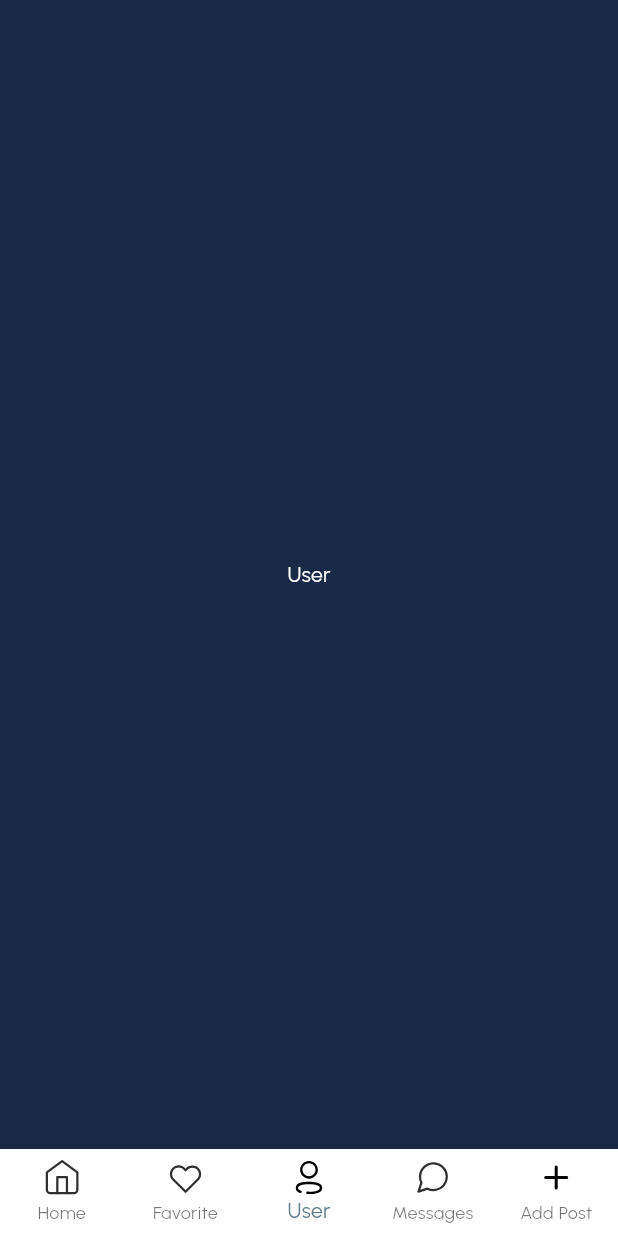
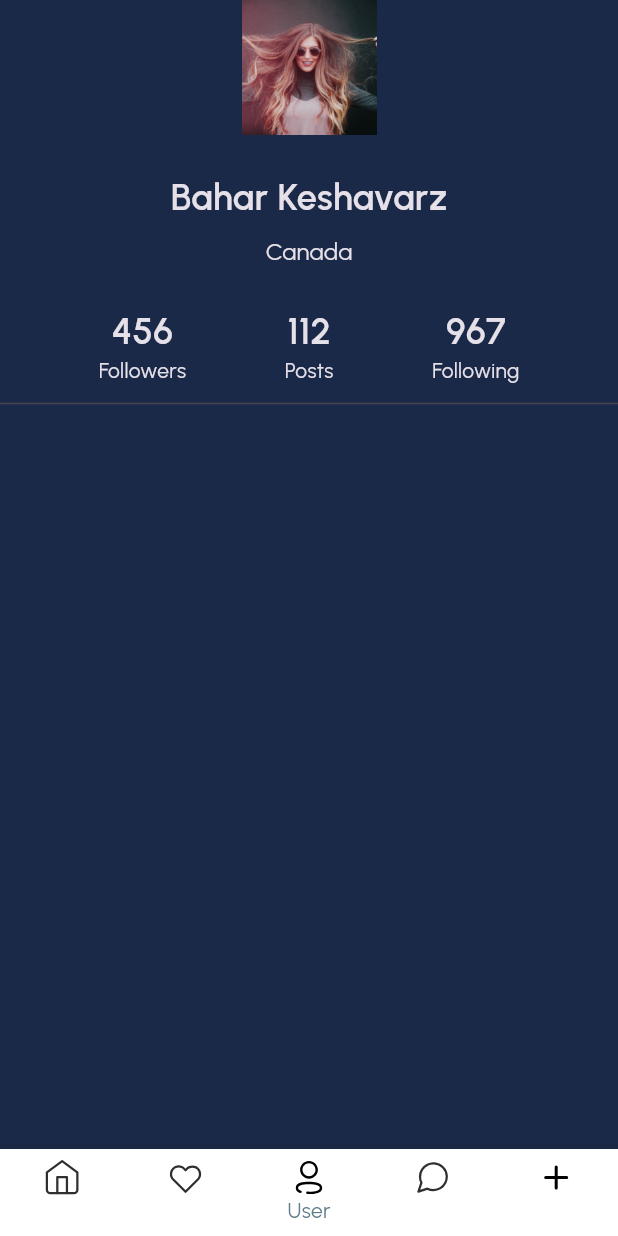
Before and after one commit to baharkeshavarz/flutter_first_app, a Flutter app: the screen it shows after launch, item 3 of the bottom bar chosen, on a phone screen of 412 x 824 dp. Run offline on Flutter 3.47's test engine with Material 3 defaults, Android fonts, the phone set to English and light mode, and no system bars; our stand-ins replace flutter_svg.

Commit message:
add profile page

```diff
--- a/lib/main.dart
+++ b/lib/main.dart
@@ -19,12 +19,13 @@ class MyApp extends StatelessWidget {
       theme: ThemeData(
                         fontFamily: 'Urbanist',
                         scaffoldBackgroundColor: AppColors.background,
+                        brightness: Brightness.dark,
                       ),
       // home: const LoginPage(),
       initialRoute: "/",
       routes: {
         "/": (context) => const MainPage(),
-        "/home": (context) => const HomePage(),
+        "/home": (context) => HomePage(),
         "/main": (context) => const MainPage(),
         "/test": (context) => const TestPage(),
       },
--- a/lib/pages/main_page.dart
+++ b/lib/pages/main_page.dart
@@ -1,5 +1,6 @@
 import 'package:flutter/material.dart';
 import 'package:flutter_first_app/pages/home_page.dart';
+import 'package:flutter_first_app/pages/profile_page.dart';
 import 'package:flutter_svg/svg.dart';
 
 class MainPage extends StatefulWidget {
@@ -12,13 +13,11 @@ class MainPageState extends State<MainPage> {
   int _selectedIndex = 0;
 
   final pages = [
-    const HomePage(),
+     HomePage(),
     const Center(
       child: Text("Favorite", style: TextStyle(color: Colors.white),),
     ),
-     const Center(
-      child: Text("User", style: TextStyle(color: Colors.white),),
-    ),
+     const ProfilePage(),
      const Center(
       child: Text("Messages", style: TextStyle(color: Colors.white),),
     ),
--- /dev/null
+++ b/lib/pages/profile_page.dart
@@ -0,0 +1,46 @@
+import 'package:flutter/material.dart';
+import 'package:flutter_first_app/styles/app_text.dart';
+
+class ProfilePage extends StatelessWidget {
+const ProfilePage({ Key? key }) : super(key: key);
+
+  @override
+  Widget build(BuildContext context){
+    return Scaffold(
+       body: Column(
+         children: [
+           Image.asset("assets/temp/user1.png", width: 90, height: 90,),
+           const SizedBox(height: 24,),
+           const Text("Bahar Keshavarz", style: AppText.header2,),
+           const SizedBox(height: 8,),
+           const Text("Canada", style: AppText.subtitle3,),
+           const SizedBox(height: 24,),
+           const Row(
+              mainAxisAlignment: MainAxisAlignment.spaceEvenly,
+              children: [
+                Column(
+                  children: [
+                      Text("456", style: AppText.header2,),
+                      Text("Followers"),
+                  ],
+                ),
+                Column(
+                  children: [
+                      Text("112", style: AppText.header2,),
+                      Text("Posts"),
+                  ],
+                ),
+                  Column(
+                     children: [
+                         Text("967", style: AppText.header2,),
+                         Text("Following"),
+                      ],
+                )
+              ],
+           ),
+           const Divider(thickness: 1, height: 24,), // height: add space
+        ],
+       ),
+    );
+  }
+}
--- /dev/null
+++ b/lib/styles/app_text.dart
@@ -0,0 +1,38 @@
+import 'package:flutter/material.dart';
+
+class AppText {
+  static const header1 = TextStyle(
+     fontSize: 24,
+     fontWeight: FontWeight.w900,
+  );
+
+  static const header2 = TextStyle(
+    fontSize: 24,
+    fontWeight: FontWeight.w600,
+  );
+
+ static const subtitle1 = TextStyle(
+    fontSize: 16,
+    fontWeight: FontWeight.w600,
+  );
+
+  static const subtitle2 = TextStyle(
+    fontSize: 16,
+    fontWeight: FontWeight.w500,
+  );
+
+ static const subtitle3 = TextStyle(
+    fontSize: 16,
+    fontWeight: FontWeight.w400,
+  );
+
+   static const body1 = TextStyle(
+    fontSize: 14,
+    fontWeight: FontWeight.w500,
+  );
+
+  static const body2 = TextStyle(
+    fontSize: 14,
+    fontWeight: FontWeight.w400,
+  );
+}
--- a/pubspec.yaml
+++ b/pubspec.yaml
@@ -63,7 +63,7 @@ flutter:
   assets:
    - assets/images/
    - assets/svg/
-
+   - assets/temp/
   # An image asset can refer to one or more resolution-specific "variants", see
   # https://flutter.dev/assets-and-images/#resolution-aware
 
```
Also changed, not shown: lib/pages/home_page.dart (+16 -27 lines), lib/widgets/post_item.dart (added, +37 -0 lines), assets/temp/post1.jpg (added), assets/temp/user1.png (added).
